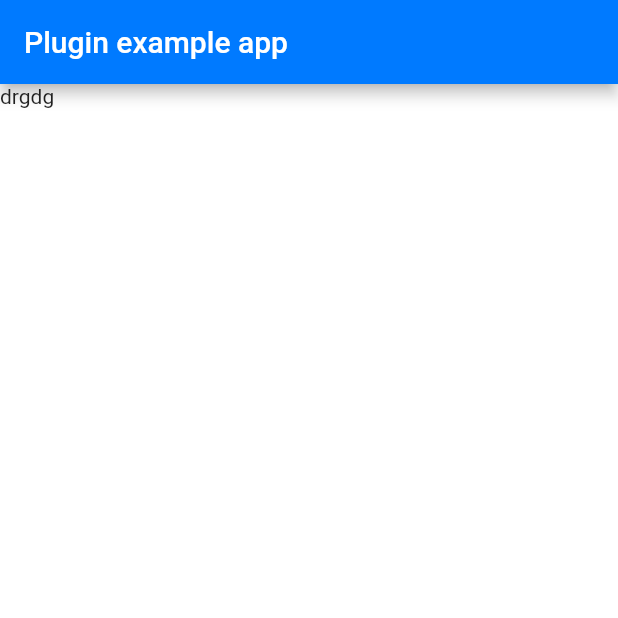
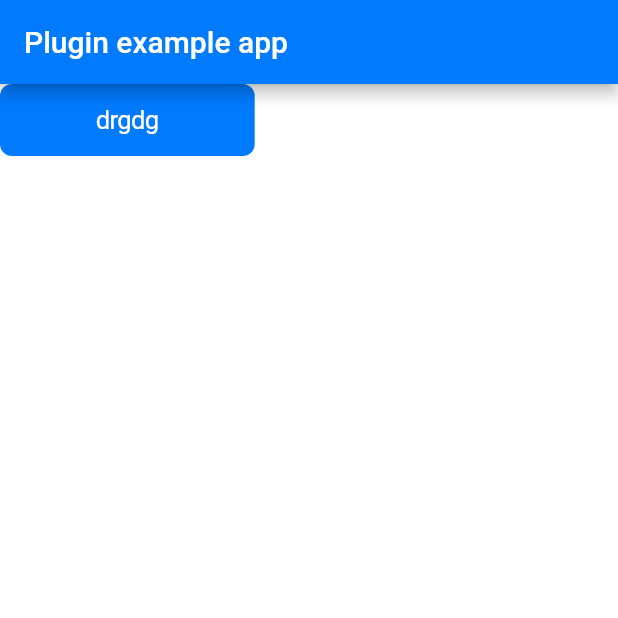
Before and after one commit to yugu91/FlutterCustomUtil, a Flutter app: the screen it shows after launch, on a phone screen of 412 x 824 dp, the top half of it. Run offline on Flutter 3.47's test engine with Material 2 defaults, Android fonts, the phone set to English and light mode, and no system bars; our stand-ins replace dio, sentry, webview_flutter.

Commit message:
重写安卓版本BUTTON

```diff
--- a/lib/PlatformScaffold.dart
+++ b/lib/PlatformScaffold.dart
@@ -380,20 +380,38 @@ class PlatformButton extends BasePlatformWidget<Widget, CupertinoButton> {
       this.padding,
       this.disabledColor = Colors.transparent,
       this.minSize,
-      this.borderRadius,
+      this.borderRadius = const BorderRadius.all(Radius.circular(8.0)),
       this.textTheme});
 
   @override
   Widget createAndroidWidget(BuildContext context) {
+    const EdgeInsets _kBackgroundButtonPadding = EdgeInsets.symmetric(
+      vertical: 14.0,
+      horizontal: 64.0,
+    );
+    final CupertinoThemeData themeData = CupertinoTheme.of(context);
+    final Color primaryColor = themeData.primaryColor;
+    final Color backgroundColor = color == null
+        ? primaryColor
+        : CupertinoDynamicColor.resolve(color, context);
+
+    final TextStyle textStyle = themeData.textTheme.textStyle.copyWith(color: themeData.primaryContrastingColor);
     return InkWell(
       onTap: onPressed,
       child: Container(
-        padding:padding,
+        padding:padding == null ? _kBackgroundButtonPadding : padding,
         decoration: BoxDecoration(
-          color: color,
+          color: backgroundColor,
           borderRadius: borderRadius
         ),
-        child: child,
+        child: Center(
+            widthFactor: 1.0,
+            heightFactor: 1.0,
+          child: DefaultTextStyle(
+            style: textStyle,
+            child: child,
+          )
+        ),
       ),
     );
 //    var bt = ButtonTheme(
```
